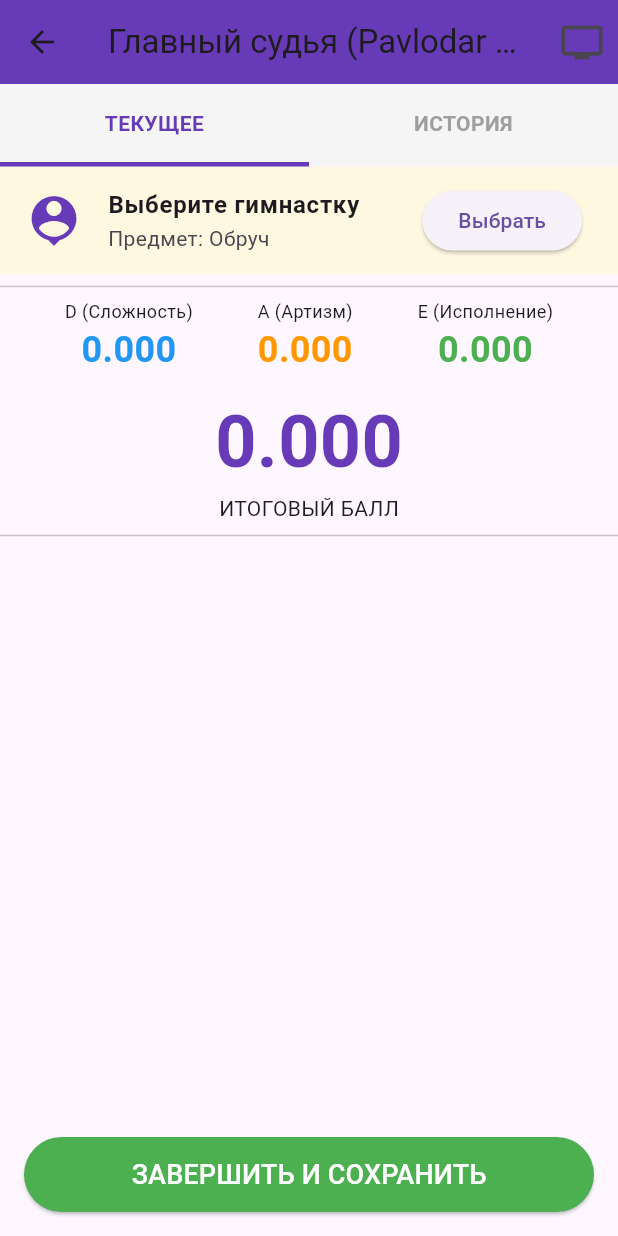
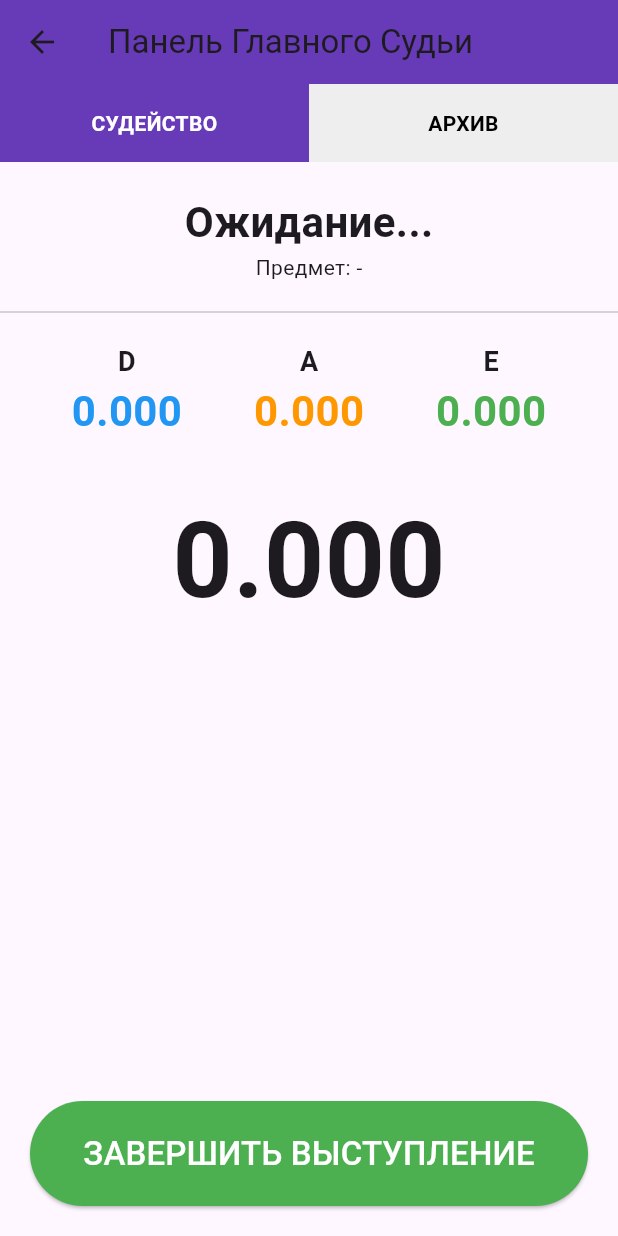
Before and after one commit to Benzokz/rg_judging_fig, a Flutter app: the HeadJudgeScreen screen opened directly, on a phone screen of 412 x 824 dp. Run offline on Flutter 3.47's test engine with Material 3 defaults, Android fonts, the phone set to English and light mode, and no system bars; our stand-ins replace cloud_firestore, firebase_core, web; missing offline and left inert: dart:js_interop, excel; accounts and stored records are empty; statements that could not run were skipped.

Commit message:
fix: build errors and excel download

```diff
--- a/lib/screens/head_judge_screen.dart
+++ b/lib/screens/head_judge_screen.dart
@@ -1,86 +1,49 @@
-import 'package:flutter/material.dart';
+import 'package:flutter/material.dart' hide Border; // Скрываем Border из Flutter
+import 'package:flutter/material.dart' as fm;
 import 'package:cloud_firestore/cloud_firestore.dart';
 import 'package:excel/excel.dart';
 import 'dart:typed_data';
-import 'package:web/web.dart' as web; // Современный импорт для Web
-import 'tv_screen.dart';
+import 'dart:js_interop'; // Добавляем для работы с JS
+import 'package:web/web.dart' as web;
 
-class HeadJudgeScreen extends StatefulWidget {
+class HeadJudgeScreen extends fm.StatefulWidget {
   const HeadJudgeScreen({super.key});
 
   @override
-  State<HeadJudgeScreen> createState() => _HeadJudgeScreenState();
+  fm.State<HeadJudgeScreen> createState() => _HeadJudgeScreenState();
 }
 
-class _HeadJudgeScreenState extends State<HeadJudgeScreen> {
-  int _currentTab = 0; // 0 = Текущее, 1 = История
+class _HeadJudgeScreenState extends fm.State<HeadJudgeScreen> {
+  int _currentTab = 0;
 
-  String? currentGymnastName;
-  String? currentGymnastId;
-  String currentApparatus = "Обруч";
+  void _downloadExcel(Map<String, dynamic> data) {
+    var excel = Excel.createExcel();
+    Sheet sheet = excel['Протокол'];
+    sheet.appendRow([TextCellValue('ПРОТОКОЛ РЕЗУЛЬТАТОВ')]);
+    sheet.appendRow([TextCellValue('Гимнастка: ${data['gymnastName']}')]);
+    sheet.appendRow([TextCellValue('Предмет: ${data['apparatus']}')]);
+    sheet.appendRow([TextCellValue('D: ${data['finalD']}')]);
+    sheet.appendRow([TextCellValue('A: ${data['finalA']}')]);
+    sheet.appendRow([TextCellValue('E: ${data['finalE']}')]);
+    sheet.appendRow([TextCellValue('ИТОГО: ${data['total']}')]);
 
-  // Метод для скачивания файла в вебе (замена dart:html)
-  void _downloadFile(Uint8List bytes, String fileName) {
-    final blob = web.Blob([bytes.buffer.asUint8List()].toList().cast<web.JSObject>());
+    final bytes = excel.encode()!;
+    final content = Uint8List.fromList(bytes).toJS;
+    final blob = web.Blob([content].toJS);
     final url = web.URL.createObjectURL(blob);
     final anchor = web.document.createElement('a') as web.HTMLAnchorElement;
     anchor.href = url;
-    anchor.download = fileName;
+    anchor.download = "Protocol_${data['gymnastName']}.xlsx";
     anchor.click();
     web.URL.revokeObjectURL(url);
   }
 
-  // Выбор гимнастки из базы
-  void _selectGymnast() {
-    showDialog(
-      context: context,
-      builder: (context) => AlertDialog(
-        title: const Text('Выберите гимнастку'),
-        content: SizedBox(
-          width: double.maxFinite,
-          height: 500,
-          child: StreamBuilder<QuerySnapshot>(
-            stream: FirebaseFirestore.instance.collection('gymnasts').snapshots(),
-            builder: (context, snapshot) {
-              if (!snapshot.hasData) return const Center(child: CircularProgressIndicator());
-              final list = snapshot.data!.docs;
-              return ListView.builder(
-                itemCount: list.length,
-                itemBuilder: (ctx, i) {
-                  final data = list[i].data() as Map<String, dynamic>;
-                  return ListTile(
-                    title: Text(data['fullName'] ?? 'Без имени'),
-                    subtitle: Text('${data['school'] ?? ''} • ${data['region'] ?? ''}'),
-                    onTap: () {
-                      setState(() {
-                        currentGymnastId = list[i].id;
-                        currentGymnastName = data['fullName'];
-                      });
-                      Navigator.pop(context);
-                    },
-                  );
-                },
-              );
-            },
-          ),
-        ),
-      ),
-    );
-  }
-
-  // Сохранение в историю и очистка текущего выступления
-  Future<void> _finishAndSaveToHistory(double d, double a, double e, double total) async {
-    if (currentGymnastName == null) {
-      ScaffoldMessenger.of(context).showSnackBar(
-        const SnackBar(content: Text('⚠️ Сначала выберите гимнастку!'), backgroundColor: Colors.red),
-      );
-      return;
-    }
+  Future<void> _finishPerformance(String name, String app, double d, double a, double e, double total) async {
+    if (name == "Ожидание..." || name == "") return;
 
     await FirebaseFirestore.instance.collection('history').add({
-      'gymnastName': currentGymnastName,
-      'gymnastId': currentGymnastId,
-      'apparatus': currentApparatus,
+      'gymnastName': name,
+      'apparatus': app,
       'finalD': d,
       'finalA': a,
       'finalE': e,
@@ -88,167 +51,137 @@ class _HeadJudgeScreenState extends State<HeadJudgeScreen> {
       'date': FieldValue.serverTimestamp(),
     });
 
-    // Очистка текущих оценок в Firebase
     final scoresRef = FirebaseFirestore.instance.collection('routines').doc('current').collection('scores');
     final snapshots = await scoresRef.get();
     for (var doc in snapshots.docs) {
       await doc.reference.delete();
     }
 
-    setState(() {
-      currentGymnastName = null;
-      currentGymnastId = null;
+    await FirebaseFirestore.instance.collection('routines').doc('current').update({
+      'gymnastName': 'Ожидание...',
+      'apparatus': '-',
     });
 
-    ScaffoldMessenger.of(context).showSnackBar(
-      const SnackBar(content: Text('✅ Результат сохранен в историю'), backgroundColor: Colors.green),
+    fm.ScaffoldMessenger.of(context).showSnackBar(
+      const fm.SnackBar(content: fm.Text('✅ Сохранено. ТВ очищено.'), backgroundColor: fm.Colors.green),
     );
   }
 
   @override
-  Widget build(BuildContext context) {
-    return Scaffold(
-      appBar: AppBar(
-        title: const Text('Главный судья (Pavlodar 24/7)'),
-        backgroundColor: Colors.deepPurple,
-        actions: [
-          IconButton(
-            icon: const Icon(Icons.tv, size: 30),
-            onPressed: () => Navigator.push(context, MaterialPageRoute(builder: (_) => const TvScreen())),
-          ),
+  fm.Widget build(fm.BuildContext context) {
+    return fm.Scaffold(
+      appBar: fm.AppBar(title: const fm.Text('Панель Главного Судьи'), backgroundColor: fm.Colors.deepPurple),
+      body: fm.Column(
+        children: [
+          fm.Row(
+            children: [
+              _buildTabBtn("СУДЕЙСТВО", 0),
+              _buildTabBtn("АРХИВ", 1),
             ],
           ),
-      body: Column(
-        children: [
-          // Вкладки
-          Container(
-            color: Colors.grey[100],
-            child: Row(
-              children: [
-                _buildTabItem('ТЕКУЩЕЕ', 0),
-                _buildTabItem('ИСТОРИЯ', 1),
-              ],
-            ),
-          ),
-          Expanded(
-            child: _currentTab == 0 ? _buildCurrentRoutineTab() : _buildHistoryTab(),
-          ),
+          fm.Expanded(child: _currentTab == 0 ? _buildMainTab() : _buildHistoryTab()),
         ],
       ),
     );
   }
 
-  Widget _buildTabItem(String label, int index) {
-    bool isActive = _currentTab == index;
-    return Expanded(
-      child: InkWell(
-        onTap: () => setState(() => _currentTab = index),
-        child: Container(
-          padding: const EdgeInsets.symmetric(vertical: 16),
-          decoration: BoxDecoration(
-            border: Border(bottom: BorderSide(color: isActive ? Colors.deepPurple : Colors.transparent, width: 3)),
-          ),
-          child: Text(label, textAlign: TextAlign.center, style: TextStyle(fontWeight: FontWeight.bold, color: isActive ? Colors.deepPurple : Colors.grey)),
+  fm.Widget _buildTabBtn(String title, int idx) {
+    bool active = _currentTab == idx;
+    return fm.Expanded(
+      child: fm.InkWell(
+        onTap: () => setState(() => _currentTab = idx),
+        child: fm.Container(
+          padding: const fm.EdgeInsets.all(16),
+          color: active ? fm.Colors.deepPurple : fm.Colors.grey[200],
+          child: fm.Text(title, textAlign: fm.TextAlign.center,
+            style: fm.TextStyle(color: active ? fm.Colors.white : fm.Colors.black, fontWeight: fm.FontWeight.bold)),
         ),
       ),
     );
   }
 
-  Widget _buildCurrentRoutineTab() {
+  fm.Widget _buildMainTab() {
+    return StreamBuilder<DocumentSnapshot>(
+      stream: FirebaseFirestore.instance.collection('routines').doc('current').snapshots(),
+      builder: (context, routineSnap) {
+        final rData = routineSnap.data?.data() as Map<String, dynamic>? ?? {};
+        String gName = rData['gymnastName'] ?? "Ожидание...";
+        String gApp = rData['apparatus'] ?? "-";
+
         return StreamBuilder<QuerySnapshot>(
           stream: FirebaseFirestore.instance.collection('routines').doc('current').collection('scores').snapshots(),
-      builder: (context, snapshot) {
-        if (!snapshot.hasData) return const Center(child: CircularProgressIndicator());
-
-        final docs = snapshot.data!.docs;
-        Map<String, List<double>> groupedScores = {};
-
-        for (var doc in docs) {
-          final data = doc.data() as Map<String, dynamic>;
-          String role = data['role'] ?? 'Unknown';
-          double score = (data['score'] as num).toDouble();
-          groupedScores.putIfAbsent(role, () => []).add(score);
+          builder: (context, scoreSnap) {
+            final docs = scoreSnap.data?.docs ?? [];
+            Map<String, List<double>> grouped = {};
+            for (var d in docs) {
+              final data = d.data() as Map<String, dynamic>;
+              grouped.putIfAbsent(data['role'], () => []).add((data['score'] as num).toDouble());
             }
 
-        // Логика расчета среднего (FIG: убираем мин/макс если судей много)
-        double calcFinal(List<double>? list) {
+            double avg(List<double>? list) {
               if (list == null || list.isEmpty) return 0.0;
               if (list.length <= 2) return list.reduce((a, b) => a + b) / list.length;
               list.sort();
               return (list.reduce((a, b) => a + b) - list.first - list.last) / (list.length - 2);
             }
 
-        double finalD = (calcFinal(groupedScores['DB']) + calcFinal(groupedScores['DA']));
-        double finalA = calcFinal(groupedScores['A']);
-        double finalE = calcFinal(groupedScores['E']);
-        double total = finalD + finalA + finalE;
+            double fD = avg(grouped['DB']) + avg(grouped['DA']);
+            double fA = avg(grouped['A']);
+            double fE = avg(grouped['E']);
+            double total = fD + fA + fE;
 
-        return Column(
+            return fm.Column(
               children: [
-            ListTile(
-              tileColor: Colors.amber[50],
-              leading: const Icon(Icons.person_pin, color: Colors.deepPurple, size: 40),
-              title: Text(currentGymnastName ?? "Выберите гимнастку", style: const TextStyle(fontWeight: FontWeight.bold)),
-              subtitle: Text("Предмет: $currentApparatus"),
-              trailing: ElevatedButton(onPressed: _selectGymnast, child: const Text("Выбрать")),
-            ),
-            const Divider(),
-            Row(
-              mainAxisAlignment: MainAxisAlignment.spaceEvenly,
+                const fm.SizedBox(height: 20),
+                fm.Text(gName, style: const fm.TextStyle(fontSize: 28, fontWeight: fm.FontWeight.bold)),
+                fm.Text("Предмет: $gApp"),
+                const fm.Divider(height: 40),
+                fm.Row(
+                  mainAxisAlignment: fm.MainAxisAlignment.spaceEvenly,
                   children: [
-                _scoreResult("D (Сложность)", finalD, Colors.blue),
-                _scoreResult("A (Артизм)", finalA, Colors.orange),
-                _scoreResult("E (Исполнение)", finalE, Colors.green),
+                    _resBox("D", fD, fm.Colors.blue),
+                    _resBox("A", fA, fm.Colors.orange),
+                    _resBox("E", fE, fm.Colors.green),
                   ],
                 ),
-            const SizedBox(height: 10),
-            Text(total.toStringAsFixed(3), style: const TextStyle(fontSize: 48, fontWeight: FontWeight.bold, color: Colors.deepPurple)),
-            const Text("ИТОГОВЫЙ БАЛЛ"),
-            const Divider(),
-            Expanded(
-              child: ListView(
-                children: groupedScores.entries.map((e) => ListTile(
-                  title: Text(e.key, style: const TextStyle(fontWeight: FontWeight.bold)),
-                  trailing: Text(e.value.join(" | "), style: const TextStyle(fontSize: 18)),
-                )).toList(),
-              ),
-            ),
-            Padding(
-              padding: const EdgeInsets.all(16.0),
-              child: SizedBox(
-                width: double.infinity,
-                height: 50,
-                child: ElevatedButton(
-                  style: ElevatedButton.styleFrom(backgroundColor: Colors.green),
-                  onPressed: () => _finishAndSaveToHistory(finalD, finalA, finalE, total),
-                  child: const Text("ЗАВЕРШИТЬ И СОХРАНИТЬ", style: TextStyle(color: Colors.white, fontSize: 18)),
-                ),
+                const fm.SizedBox(height: 30),
+                fm.Text(total.toStringAsFixed(3), style: const fm.TextStyle(fontSize: 70, fontWeight: fm.FontWeight.bold)),
+                const fm.Spacer(),
+                fm.Padding(
+                  padding: const fm.EdgeInsets.all(20),
+                  child: fm.ElevatedButton(
+                    style: fm.ElevatedButton.styleFrom(backgroundColor: fm.Colors.green, minimumSize: const fm.Size(double.infinity, 70)),
+                    onPressed: () => _finishPerformance(gName, gApp, fD, fA, fE, total),
+                    child: const fm.Text("ЗАВЕРШИТЬ ВЫСТУПЛЕНИЕ", style: fm.TextStyle(fontSize: 22, color: fm.Colors.white)),
                   ),
                 )
               ],
             );
           },
         );
+      },
+    );
   }
 
-  Widget _buildHistoryTab() {
+  fm.Widget _buildHistoryTab() {
     return StreamBuilder<QuerySnapshot>(
       stream: FirebaseFirestore.instance.collection('history').orderBy('date', descending: true).snapshots(),
-      builder: (context, snapshot) {
-        if (!snapshot.hasData) return const Center(child: CircularProgressIndicator());
-        final docs = snapshot.data!.docs;
-
-        return ListView.builder(
+      builder: (context, snap) {
+        if (!snap.hasData) return const fm.Center(child: fm.CircularProgressIndicator());
+        final docs = snap.data!.docs;
+        return fm.ListView.builder(
           itemCount: docs.length,
           itemBuilder: (context, i) {
             final data = docs[i].data() as Map<String, dynamic>;
-            return Card(
-              margin: const EdgeInsets.symmetric(horizontal: 12, vertical: 6),
-              child: ListTile(
-                leading: CircleAvatar(backgroundColor: Colors.deepPurple, child: Text("${i+1}", style: const TextStyle(color: Colors.white))),
-                title: Text(data['gymnastName'] ?? 'Гимнастка', style: const TextStyle(fontWeight: FontWeight.bold)),
-                subtitle: Text("${data['apparatus']} | D:${data['finalD']} A:${data['finalA']} E:${data['finalE']}"),
-                trailing: Text("${data['total']}", style: const TextStyle(fontSize: 20, fontWeight: FontWeight.bold, color: Colors.deepPurple)),
+            return fm.Card(
+              margin: const fm.EdgeInsets.symmetric(horizontal: 16, vertical: 8),
+              child: fm.ListTile(
+                title: fm.Text(data['gymnastName']),
+                subtitle: fm.Text("Итого: ${data['total']}"),
+                trailing: fm.IconButton(
+                  icon: const fm.Icon(fm.Icons.download, color: fm.Colors.blue),
+                  onPressed: () => _downloadExcel(data),
+                ),
               ),
             );
           },
@@ -257,12 +190,10 @@ class _HeadJudgeScreenState extends State<HeadJudgeScreen> {
     );
   }
 
-  Widget _scoreResult(String label, double value, Color color) {
-    return Column(
-      children: [
-        Text(label, style: const TextStyle(fontSize: 12)),
-        Text(value.toStringAsFixed(3), style: TextStyle(fontSize: 24, fontWeight: FontWeight.bold, color: color)),
-      ],
-    );
+  fm.Widget _resBox(String l, double v, fm.Color c) {
+    return fm.Column(children: [
+      fm.Text(l, style: const fm.TextStyle(fontSize: 18, fontWeight: fm.FontWeight.bold)),
+      fm.Text(v.toStringAsFixed(3), style: fm.TextStyle(fontSize: 28, fontWeight: fm.FontWeight.bold, color: c))
+    ]);
   }
 }
```
Lines whose indentation alone changed are shown as unchanged.
